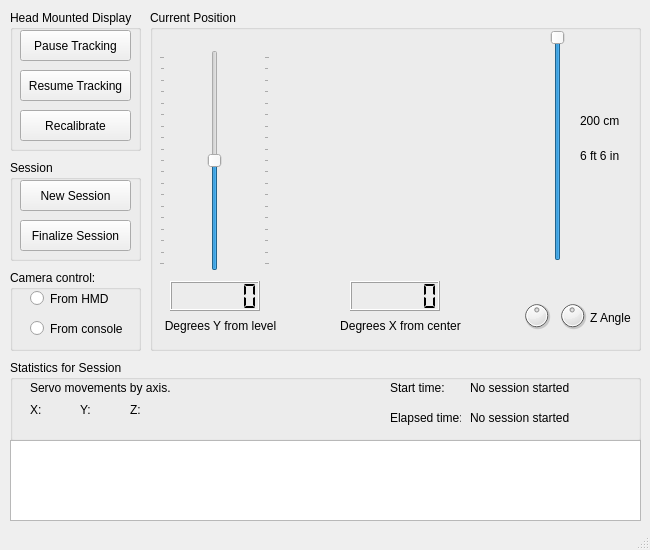
Above: mainwindow.ui from burnchar/phidgetsgui before the change. Below: the same form after it.
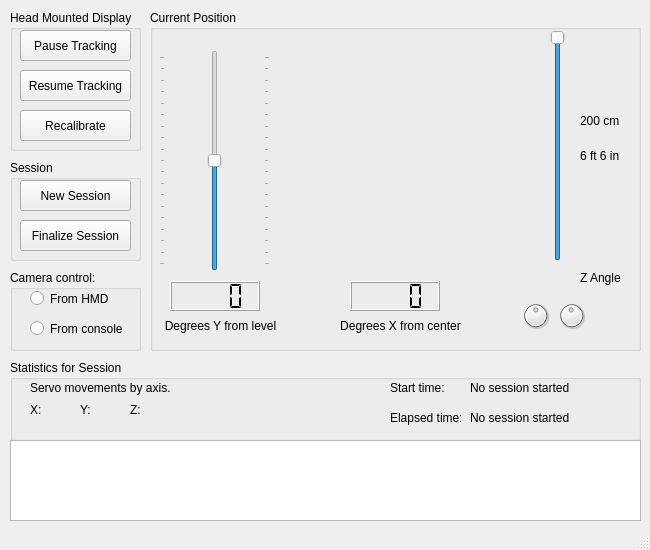
That is the form after the change. Custom widgets are drawn as their Qt base class.

```diff
--- a/mainwindow.ui
+++ b/mainwindow.ui
@@ -122,10 +122,10 @@
       <bool>false</bool>
      </property>
      <property name="numDigits">
-      <number>6</number>
+      <number>4</number>
      </property>
      <property name="digitCount">
-      <number>6</number>
+      <number>4</number>
      </property>
      <property name="segmentStyle">
       <enum>QLCDNumber::Flat</enum>
@@ -158,10 +158,10 @@
       <bool>false</bool>
      </property>
      <property name="numDigits">
-      <number>6</number>
+      <number>4</number>
      </property>
      <property name="digitCount">
-      <number>6</number>
+      <number>4</number>
      </property>
      <property name="segmentStyle">
       <enum>QLCDNumber::Flat</enum>
@@ -232,7 +232,7 @@
      </property>
      <property name="geometry">
       <rect>
-       <x>371</x>
+       <x>370</x>
        <y>290</y>
        <width>31</width>
        <height>31</height>
@@ -250,6 +250,9 @@
      <property name="wrapping">
       <bool>true</bool>
      </property>
+     <property name="notchTarget">
+      <double>36.000000000000000</double>
+     </property>
      <property name="notchesVisible">
       <bool>false</bool>
      </property>
@@ -257,7 +260,7 @@
     <widget class="QDial" name="zDialRight">
      <property name="geometry">
       <rect>
-       <x>407</x>
+       <x>406</x>
        <y>290</y>
        <width>31</width>
        <height>31</height>
@@ -278,6 +281,9 @@
      <property name="wrapping">
       <bool>true</bool>
      </property>
+     <property name="notchTarget">
+      <double>36.000000000000000</double>
+     </property>
      <property name="notchesVisible">
       <bool>false</bool>
      </property>
@@ -343,8 +349,8 @@
     <widget class="QLabel" name="labelZ">
      <property name="geometry">
       <rect>
-       <x>440</x>
-       <y>300</y>
+       <x>430</x>
+       <y>260</y>
        <width>51</width>
        <height>16</height>
       </rect>
```
